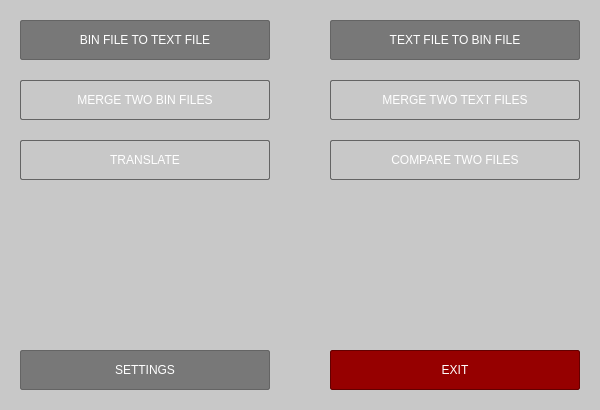
psv-git/BDOLang, file src/Forms/MainWindow.ui: the form before one commit.
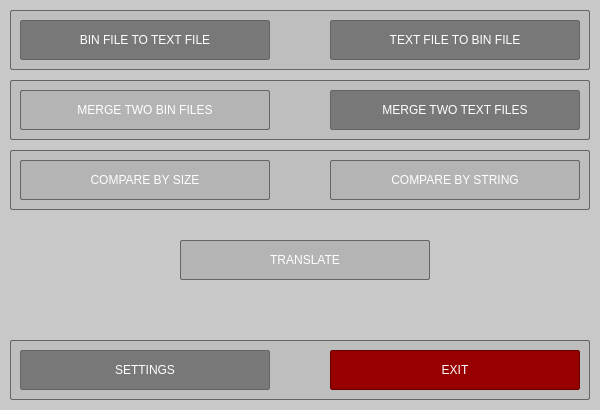
The form after the commit.

The edit to the form file:
```diff
--- a/src/Forms/MainWindow.ui
+++ b/src/Forms/MainWindow.ui
@@ -31,14 +31,14 @@
 	background-color: rgb(200, 200, 200);
 }</string>
    </property>
-   <widget class="QPushButton" name="transButton">
+   <widget class="QPushButton" name="trButton">
     <property name="enabled">
      <bool>false</bool>
     </property>
     <property name="geometry">
      <rect>
-      <x>20</x>
-      <y>140</y>
+      <x>180</x>
+      <y>240</y>
       <width>250</width>
       <height>40</height>
      </rect>
@@ -65,7 +65,7 @@
 }
 
 QPushButton:disabled {
-	background-color: rgb(200, 200, 200);
+	background-color: rgb(180, 180, 180);
 }
 </string>
     </property>
@@ -73,23 +73,46 @@
      <string>TRANSLATE</string>
     </property>
    </widget>
-   <widget class="QPushButton" name="bttButton">
-    <property name="enabled">
-     <bool>true</bool>
-    </property>
+   <widget class="QFrame" name="frame1">
     <property name="geometry">
      <rect>
-      <x>20</x>
-      <y>20</y>
-      <width>250</width>
-      <height>40</height>
+      <x>10</x>
+      <y>10</y>
+      <width>580</width>
+      <height>60</height>
      </rect>
     </property>
-    <property name="focusPolicy">
-     <enum>Qt::TabFocus</enum>
-    </property>
     <property name="styleSheet">
-     <string notr="true">QPushButton {
+     <string notr="true">QFrame {
+	background-color: rgb(190, 190, 190);
+	
+	border: 1px solid  rgb(100, 100, 100);
+	border-radius: 2px;
+}</string>
+    </property>
+    <property name="frameShape">
+     <enum>QFrame::StyledPanel</enum>
+    </property>
+    <property name="frameShadow">
+     <enum>QFrame::Raised</enum>
+    </property>
+    <widget class="QPushButton" name="bttButton">
+     <property name="enabled">
+      <bool>true</bool>
+     </property>
+     <property name="geometry">
+      <rect>
+       <x>10</x>
+       <y>10</y>
+       <width>250</width>
+       <height>40</height>
+      </rect>
+     </property>
+     <property name="focusPolicy">
+      <enum>Qt::TabFocus</enum>
+     </property>
+     <property name="styleSheet">
+      <string notr="true">QPushButton {
 	font: 75 12pt &quot;Liberation Sans&quot;;
 	color: rgb(255, 255, 255);
 
@@ -104,29 +127,92 @@
 }
 
 QPushButton:disabled {
-	background-color: rgb(200, 200, 200);
+	background-color: rgb(180, 180, 180);
 }
 </string>
-    </property>
-    <property name="text">
-     <string>BIN FILE TO TEXT FILE</string>
-    </property>
+     </property>
+     <property name="text">
+      <string>BIN FILE TO TEXT FILE</string>
+     </property>
+    </widget>
+    <widget class="QPushButton" name="ttbButton">
+     <property name="geometry">
+      <rect>
+       <x>320</x>
+       <y>10</y>
+       <width>250</width>
+       <height>40</height>
+      </rect>
+     </property>
+     <property name="focusPolicy">
+      <enum>Qt::TabFocus</enum>
+     </property>
+     <property name="styleSheet">
+      <string notr="true">QPushButton {
+	
+	font: 75 12pt &quot;Liberation Sans&quot;;
+	color: rgb(255, 255, 255);
+
+	background-color: rgb(120, 120, 120);
+
+	border: 1px solid  rgb(100, 100, 100);
+	border-radius: 2px;
+}
+
+QPushButton:hover {
+	background-color: rgb(150, 150, 150);
+}
+
+QPushButton:disabled {
+	background-color: rgb(180, 180, 180);
+}
+</string>
+     </property>
+     <property name="text">
+      <string>TEXT FILE TO BIN FILE</string>
+     </property>
+    </widget>
    </widget>
-   <widget class="QPushButton" name="ttbButton">
+   <widget class="QFrame" name="frame2">
     <property name="geometry">
      <rect>
-      <x>330</x>
-      <y>20</y>
-      <width>250</width>
-      <height>40</height>
+      <x>10</x>
+      <y>80</y>
+      <width>580</width>
+      <height>60</height>
      </rect>
     </property>
-    <property name="focusPolicy">
-     <enum>Qt::TabFocus</enum>
-    </property>
     <property name="styleSheet">
-     <string notr="true">QPushButton {
+     <string notr="true">QFrame {
+	background-color: rgb(190, 190, 190);
 	
+	border: 1px solid  rgb(100, 100, 100);
+	border-radius: 2px;
+}</string>
+    </property>
+    <property name="frameShape">
+     <enum>QFrame::StyledPanel</enum>
+    </property>
+    <property name="frameShadow">
+     <enum>QFrame::Raised</enum>
+    </property>
+    <widget class="QPushButton" name="mbButton">
+     <property name="enabled">
+      <bool>false</bool>
+     </property>
+     <property name="geometry">
+      <rect>
+       <x>10</x>
+       <y>10</y>
+       <width>250</width>
+       <height>40</height>
+      </rect>
+     </property>
+     <property name="focusPolicy">
+      <enum>Qt::TabFocus</enum>
+     </property>
+     <property name="styleSheet">
+      <string notr="true">QPushButton {
 	font: 75 12pt &quot;Liberation Sans&quot;;
 	color: rgb(255, 255, 255);
 
@@ -141,32 +227,241 @@
 }
 
 QPushButton:disabled {
-	background-color: rgb(200, 200, 200);
+	background-color: rgb(180, 180, 180);
 }
+</string>
+     </property>
+     <property name="text">
+      <string>MERGE TWO BIN FILES</string>
+     </property>
+    </widget>
+    <widget class="QPushButton" name="mtButton">
+     <property name="enabled">
+      <bool>true</bool>
+     </property>
+     <property name="geometry">
+      <rect>
+       <x>320</x>
+       <y>10</y>
+       <width>250</width>
+       <height>40</height>
+      </rect>
+     </property>
+     <property name="focusPolicy">
+      <enum>Qt::TabFocus</enum>
+     </property>
+     <property name="styleSheet">
+      <string notr="true">QPushButton {
+	font: 75 12pt &quot;Liberation Sans&quot;;
+	color: rgb(255, 255, 255);
 
+	background-color: rgb(120, 120, 120);
+
+	border: 1px solid  rgb(100, 100, 100);
+	border-radius: 2px;
+}
+
+QPushButton:hover {
+	background-color: rgb(150, 150, 150);
+}
+
+QPushButton:disabled {
+	background-color: rgb(180, 180, 180);
+}
 </string>
+     </property>
+     <property name="text">
+      <string>MERGE TWO TEXT FILES</string>
+     </property>
+    </widget>
+   </widget>
+   <widget class="QFrame" name="frame3">
+    <property name="geometry">
+     <rect>
+      <x>10</x>
+      <y>150</y>
+      <width>580</width>
+      <height>60</height>
+     </rect>
     </property>
-    <property name="text">
-     <string>TEXT FILE TO BIN FILE</string>
+    <property name="styleSheet">
+     <string notr="true">QFrame {
+	background-color: rgb(190, 190, 190);
+	
+	border: 1px solid  rgb(100, 100, 100);
+	border-radius: 2px;
+}</string>
     </property>
-   </widget>
-   <widget class="QPushButton" name="exitButton">
-    <property name="enabled">
-     <bool>true</bool>
+    <property name="frameShape">
+     <enum>QFrame::StyledPanel</enum>
     </property>
+    <property name="frameShadow">
+     <enum>QFrame::Raised</enum>
+    </property>
+    <widget class="QPushButton" name="cbstButton">
+     <property name="enabled">
+      <bool>false</bool>
+     </property>
+     <property name="geometry">
+      <rect>
+       <x>10</x>
+       <y>10</y>
+       <width>250</width>
+       <height>40</height>
+      </rect>
+     </property>
+     <property name="focusPolicy">
+      <enum>Qt::TabFocus</enum>
+     </property>
+     <property name="toolTipDuration">
+      <number>1</number>
+     </property>
+     <property name="styleSheet">
+      <string notr="true">QPushButton {
+	font: 75 12pt &quot;Liberation Sans&quot;;
+	color: rgb(255, 255, 255);
+
+	background-color: rgb(120, 120, 120);
+
+	border: 1px solid  rgb(100, 100, 100);
+	border-radius: 2px;
+}
+
+QPushButton:hover {
+	background-color: rgb(150, 150, 150);
+}
+
+QPushButton:disabled {
+	background-color: rgb(180, 180, 180);
+}
+</string>
+     </property>
+     <property name="text">
+      <string>COMPARE BY SIZE</string>
+     </property>
+    </widget>
+    <widget class="QPushButton" name="cbsiButton">
+     <property name="enabled">
+      <bool>false</bool>
+     </property>
+     <property name="geometry">
+      <rect>
+       <x>320</x>
+       <y>10</y>
+       <width>250</width>
+       <height>40</height>
+      </rect>
+     </property>
+     <property name="focusPolicy">
+      <enum>Qt::TabFocus</enum>
+     </property>
+     <property name="toolTipDuration">
+      <number>1</number>
+     </property>
+     <property name="styleSheet">
+      <string notr="true">QPushButton {
+	font: 75 12pt &quot;Liberation Sans&quot;;
+	color: rgb(255, 255, 255);
+
+	background-color: rgb(120, 120, 120);
+
+	border: 1px solid  rgb(100, 100, 100);
+	border-radius: 2px;
+}
+
+QPushButton:hover {
+	background-color: rgb(150, 150, 150);
+}
+
+QPushButton:disabled {
+	background-color: rgb(180, 180, 180);
+}
+</string>
+     </property>
+     <property name="text">
+      <string>COMPARE BY STRING</string>
+     </property>
+    </widget>
+   </widget>
+   <widget class="QFrame" name="frame4">
     <property name="geometry">
      <rect>
-      <x>330</x>
-      <y>350</y>
-      <width>250</width>
-      <height>40</height>
+      <x>10</x>
+      <y>340</y>
+      <width>580</width>
+      <height>60</height>
      </rect>
     </property>
-    <property name="focusPolicy">
-     <enum>Qt::TabFocus</enum>
-    </property>
     <property name="styleSheet">
-     <string notr="true">QPushButton {
+     <string notr="true">QFrame {
+	background-color: rgb(190, 190, 190);
+	
+	border: 1px solid  rgb(100, 100, 100);
+	border-radius: 2px;
+}</string>
+    </property>
+    <property name="frameShape">
+     <enum>QFrame::StyledPanel</enum>
+    </property>
+    <property name="frameShadow">
+     <enum>QFrame::Raised</enum>
+    </property>
+    <widget class="QPushButton" name="settingsButton">
+     <property name="geometry">
+      <rect>
+       <x>10</x>
+       <y>10</y>
+       <width>250</width>
+       <height>40</height>
+      </rect>
+     </property>
+     <property name="focusPolicy">
+      <enum>Qt::TabFocus</enum>
+     </property>
+     <property name="toolTipDuration">
+      <number>1</number>
+     </property>
+     <property name="styleSheet">
+      <string notr="true">QPushButton {
+	font: 75 12pt &quot;Liberation Sans&quot;;
+	color: rgb(255, 255, 255);
+
+	background-color: rgb(120, 120, 120);
+
+	border: 1px solid  rgb(100, 100, 100);
+	border-radius: 2px;
+}
+
+QPushButton:hover {
+	background-color: rgb(150, 150, 150);
+}
+
+QPushButton:disabled {
+	background-color: rgb(180, 180, 180);
+}
+</string>
+     </property>
+     <property name="text">
+      <string>SETTINGS</string>
+     </property>
+    </widget>
+    <widget class="QPushButton" name="exitButton">
+     <property name="enabled">
+      <bool>true</bool>
+     </property>
+     <property name="geometry">
+      <rect>
+       <x>320</x>
+       <y>10</y>
+       <width>250</width>
+       <height>40</height>
+      </rect>
+     </property>
+     <property name="focusPolicy">
+      <enum>Qt::TabFocus</enum>
+     </property>
+     <property name="styleSheet">
+      <string notr="true">QPushButton {
 	font: 75 12pt &quot;Liberation Sans&quot;;
 	color: rgb(255, 255, 255);
 
@@ -181,172 +476,14 @@
 }
 
 QPushButton:disabled {
-	background-color: rgb(200, 100, 100);
+	background-color: rgb(180, 100, 100);
 }
 </string>
-    </property>
-    <property name="text">
-     <string>EXIT</string>
-    </property>
-   </widget>
-   <widget class="QPushButton" name="settingsButton">
-    <property name="geometry">
-     <rect>
-      <x>20</x>
-      <y>350</y>
-      <width>250</width>
-      <height>40</height>
-     </rect>
-    </property>
-    <property name="focusPolicy">
-     <enum>Qt::TabFocus</enum>
-    </property>
-    <property name="toolTipDuration">
-     <number>1</number>
-    </property>
-    <property name="styleSheet">
-     <string notr="true">QPushButton {
-	font: 75 12pt &quot;Liberation Sans&quot;;
-	color: rgb(255, 255, 255);
-
-	background-color: rgb(120, 120, 120);
-
-	border: 1px solid  rgb(100, 100, 100);
-	border-radius: 2px;
-}
-
-QPushButton:hover {
-	background-color: rgb(150, 150, 150);
-}
-
-QPushButton:disabled {
-	background-color: rgb(200, 200, 200);
-}
-</string>
-    </property>
-    <property name="text">
-     <string>SETTINGS</string>
-    </property>
-   </widget>
-   <widget class="QPushButton" name="mbButton">
-    <property name="enabled">
-     <bool>false</bool>
-    </property>
-    <property name="geometry">
-     <rect>
-      <x>20</x>
-      <y>80</y>
-      <width>250</width>
-      <height>40</height>
-     </rect>
-    </property>
-    <property name="focusPolicy">
-     <enum>Qt::TabFocus</enum>
-    </property>
-    <property name="styleSheet">
-     <string notr="true">QPushButton {
-	font: 75 12pt &quot;Liberation Sans&quot;;
-	color: rgb(255, 255, 255);
-
-	background-color: rgb(120, 120, 120);
-
-	border: 1px solid  rgb(100, 100, 100);
-	border-radius: 2px;
-}
-
-QPushButton:hover {
-	background-color: rgb(150, 150, 150);
-}
-
-QPushButton:disabled {
-	background-color: rgb(200, 200, 200);
-}
-</string>
-    </property>
-    <property name="text">
-     <string>MERGE TWO BIN FILES</string>
-    </property>
-   </widget>
-   <widget class="QPushButton" name="mtButton">
-    <property name="enabled">
-     <bool>false</bool>
-    </property>
-    <property name="geometry">
-     <rect>
-      <x>330</x>
-      <y>80</y>
-      <width>250</width>
-      <height>40</height>
-     </rect>
-    </property>
-    <property name="focusPolicy">
-     <enum>Qt::TabFocus</enum>
-    </property>
-    <property name="styleSheet">
-     <string notr="true">QPushButton {
-	font: 75 12pt &quot;Liberation Sans&quot;;
-	color: rgb(255, 255, 255);
-
-	background-color: rgb(120, 120, 120);
-
-	border: 1px solid  rgb(100, 100, 100);
-	border-radius: 2px;
-}
-
-QPushButton:hover {
-	background-color: rgb(150, 150, 150);
-}
-
-QPushButton:disabled {
-	background-color: rgb(200, 200, 200);
-}
-</string>
-    </property>
-    <property name="text">
-     <string>MERGE TWO TEXT FILES</string>
-    </property>
-   </widget>
-   <widget class="QPushButton" name="compButton">
-    <property name="enabled">
-     <bool>false</bool>
-    </property>
-    <property name="geometry">
-     <rect>
-      <x>330</x>
-      <y>140</y>
-      <width>250</width>
-      <height>40</height>
-     </rect>
-    </property>
-    <property name="focusPolicy">
-     <enum>Qt::TabFocus</enum>
-    </property>
-    <property name="toolTipDuration">
-     <number>1</number>
-    </property>
-    <property name="styleSheet">
-     <string notr="true">QPushButton {
-	font: 75 12pt &quot;Liberation Sans&quot;;
-	color: rgb(255, 255, 255);
-
-	background-color: rgb(120, 120, 120);
-
-	border: 1px solid  rgb(100, 100, 100);
-	border-radius: 2px;
-}
-
-QPushButton:hover {
-	background-color: rgb(150, 150, 150);
-}
-
-QPushButton:disabled {
-	background-color: rgb(200, 200, 200);
-}
-</string>
-    </property>
-    <property name="text">
-     <string>COMPARE TWO FILES</string>
-    </property>
+     </property>
+     <property name="text">
+      <string>EXIT</string>
+     </property>
+    </widget>
    </widget>
   </widget>
  </widget>
```
Left out of the diff: 4 changed lines with no effect on the pictures.
